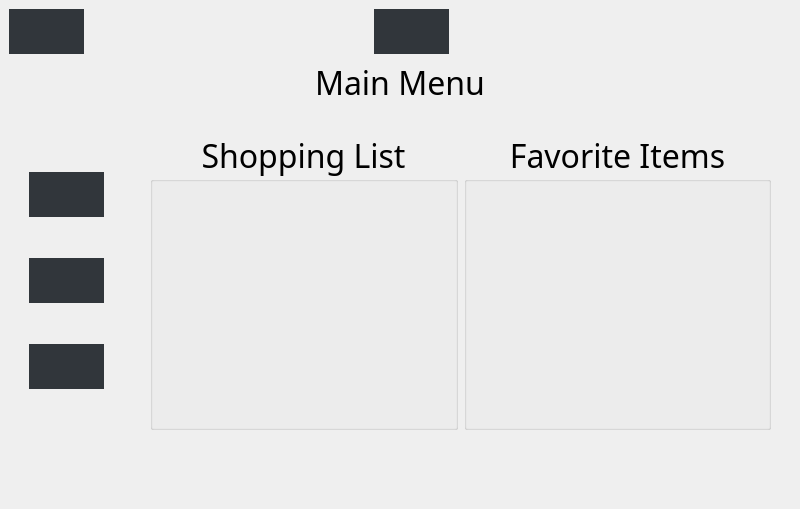
Above: mainWindow.ui from addisonElliott/SmartShopTouchScreen before the change. Below: the same form after it.
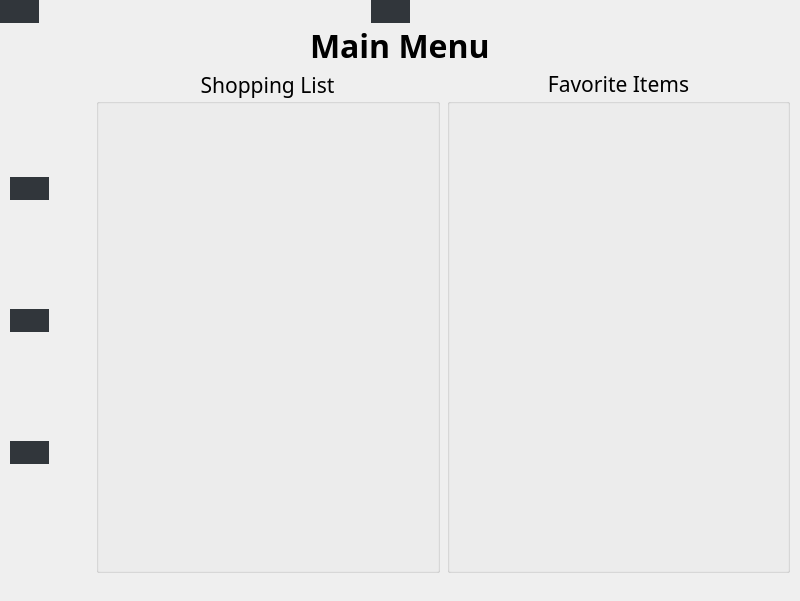
That is the form after the change. Icons and pictures are not drawn.

What changed in the file:
```diff
--- a/mainWindow.ui
+++ b/mainWindow.ui
@@ -10,7 +10,7 @@
     <x>0</x>
     <y>0</y>
     <width>800</width>
-    <height>509</height>
+    <height>601</height>
    </rect>
   </property>
   <property name="sizePolicy">
@@ -22,7 +22,7 @@
   <property name="font">
    <font>
     <family>Cronus Round</family>
-    <pointsize>24</pointsize>
+    <pointsize>12</pointsize>
    </font>
   </property>
   <property name="contextMenuPolicy">
@@ -48,6 +48,21 @@
     </sizepolicy>
    </property>
    <layout class="QGridLayout" name="gridLayout">
+    <property name="leftMargin">
+     <number>0</number>
+    </property>
+    <property name="topMargin">
+     <number>0</number>
+    </property>
+    <property name="rightMargin">
+     <number>0</number>
+    </property>
+    <property name="bottomMargin">
+     <number>0</number>
+    </property>
+    <property name="spacing">
+     <number>0</number>
+    </property>
     <item row="1" column="0">
      <layout class="QGridLayout" name="gridLayout_2">
       <property name="leftMargin">
@@ -82,6 +97,19 @@
         </item>
         <item>
          <widget class="QLabel" name="label">
+          <property name="sizePolicy">
+           <sizepolicy hsizetype="Preferred" vsizetype="Preferred">
+            <horstretch>0</horstretch>
+            <verstretch>0</verstretch>
+           </sizepolicy>
+          </property>
+          <property name="font">
+           <font>
+            <pointsize>24</pointsize>
+            <weight>75</weight>
+            <bold>true</bold>
+           </font>
+          </property>
           <property name="text">
            <string>Main Menu</string>
           </property>
@@ -106,17 +134,20 @@
     </item>
     <item row="2" column="0">
      <layout class="QHBoxLayout" name="horizontalLayout" stretch="0,0,3,3">
+      <property name="spacing">
+       <number>7</number>
+      </property>
       <property name="leftMargin">
-       <number>20</number>
+       <number>10</number>
       </property>
       <property name="topMargin">
-       <number>20</number>
+       <number>0</number>
       </property>
       <property name="rightMargin">
-       <number>20</number>
+       <number>10</number>
       </property>
       <property name="bottomMargin">
-       <number>20</number>
+       <number>0</number>
       </property>
       <item>
        <layout class="QVBoxLayout" name="verticalLayout">
@@ -295,6 +326,11 @@
       </item>
       <item>
        <widget class="QGroupBox" name="groupBox">
+        <property name="font">
+         <font>
+          <pointsize>16</pointsize>
+         </font>
+        </property>
         <property name="title">
          <string>Shopping List</string>
         </property>
@@ -305,11 +341,23 @@
       </item>
       <item>
        <widget class="QGroupBox" name="groupBox_2">
+        <property name="font">
+         <font>
+          <pointsize>16</pointsize>
+          <kerning>true</kerning>
+         </font>
+        </property>
         <property name="title">
          <string>Favorite Items</string>
         </property>
         <property name="alignment">
-         <set>Qt::AlignCenter</set>
+         <set>Qt::AlignHCenter|Qt::AlignTop</set>
+        </property>
+        <property name="flat">
+         <bool>false</bool>
+        </property>
+        <property name="checkable">
+         <bool>false</bool>
         </property>
        </widget>
       </item>
```
Left out of the diff: 11 changed lines with no effect on the pictures.
